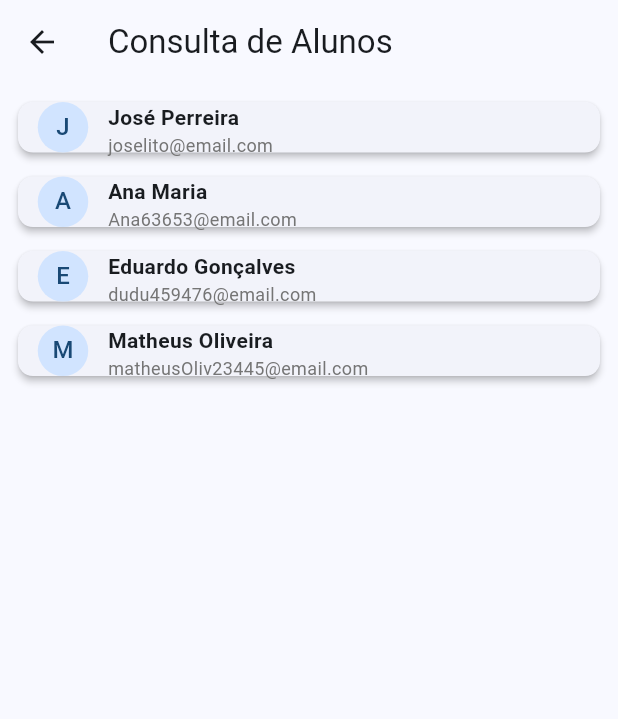
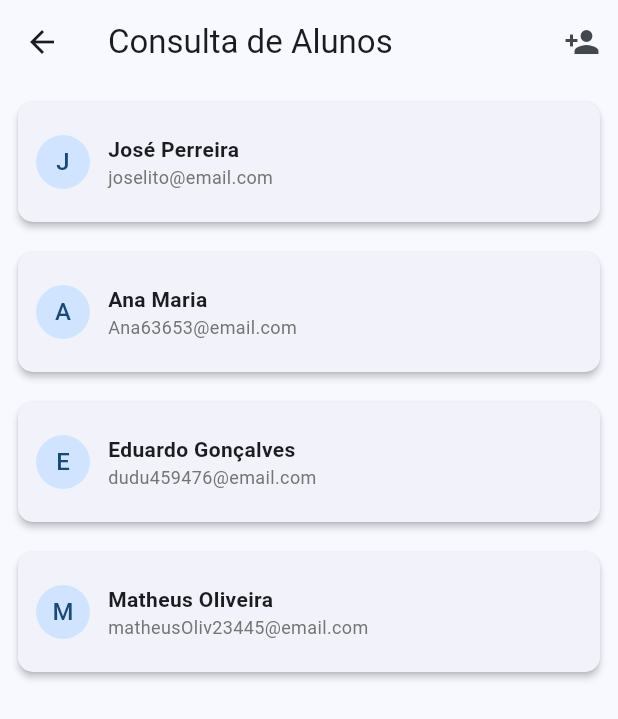
Before and after one commit to FelipeVieira4/gabarito_plus, a Flutter app: the ConsultaAluno screen opened directly, on a phone screen of 412 x 824 dp. Shown: the top 719 px of the screen. Run offline on Flutter 3.47's test engine with Material 3 defaults, Android fonts, the phone set to English and light mode, and no system bars.

Commit message:
feat: add cadastro de aluno

```diff
--- a/lib/views/alunos/consulta_aluno.dart
+++ b/lib/views/alunos/consulta_aluno.dart
@@ -1,14 +1,41 @@
 import 'package:flutter/material.dart';
 import 'package:gabarito_plus/mocks/mock_aluno.dart';
+import 'package:gabarito_plus/views/alunos/cadastro_aluno.dart'; // Ajuste o caminho da sua tela de cadastro
 
-class ConsultaAluno extends StatelessWidget {
+// TODO: páginação quando dados vier pela API
+// rodapé com opções de exportação de dados(colocar em um uilitario)
+// adicionar opções de filtros como semestro, ativos etc...
+
+class ConsultaAluno extends StatefulWidget {
   const ConsultaAluno({super.key});
 
+  @override
+  State<ConsultaAluno> createState() => _ConsultaAlunoState();
+}
+
+class _ConsultaAlunoState extends State<ConsultaAluno> {
   @override
   Widget build(BuildContext context) {
     return Scaffold(
       appBar: AppBar(
         title: const Text('Consulta de Alunos'),
+        actions: [
+          IconButton(
+            icon: const Icon(Icons.person_add),
+            tooltip: 'Cadastrar Aluno',
+            onPressed: () async {
+              // Abre a tela de cadastro e espera o usuário voltar
+              await Navigator.push(
+                context,
+                MaterialPageRoute(
+                  builder: (context) => const CadastroAluno(title: 'Cadastro de Aluno'),
+                ),
+              );
+              // Força a atualização da lista após inserir o novo registro
+              setState(() {});
+            },
+          ),
+        ],
       ),
       body: Padding(
         padding: const EdgeInsets.all(8.0),
@@ -16,9 +43,9 @@ class ConsultaAluno extends StatelessWidget {
           itemCount: listaAlunos.length,
           gridDelegate: const SliverGridDelegateWithFixedCrossAxisCount(
             crossAxisCount: 1,
-            crossAxisSpacing: 8,
-            mainAxisSpacing: 8,
-            childAspectRatio: 9.5, // Altura ideal para conter avatar + textos na horizontal
+            crossAxisSpacing: 12,
+            mainAxisSpacing: 12,
+            childAspectRatio: 4.5, // Alterado de 9.5 para 4.5 para evitar overflow na altura
           ),
           itemBuilder: (context, index) {
             final aluno = listaAlunos[index];
```
Also changed, not shown: lib/views/alunos/cadastro_aluno.dart (+89 -4 lines).
